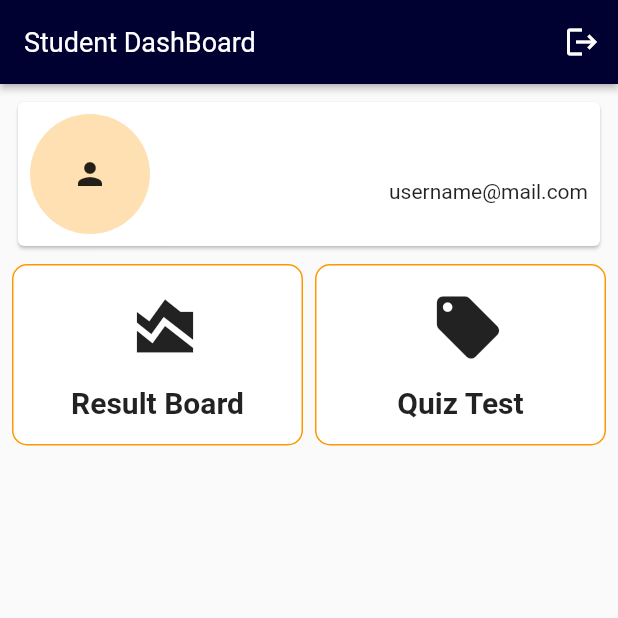
After one commit to arifxpartbd/my-quiz-app, a Flutter app: the StudentDashboard screen opened directly, on a phone screen of 412 x 824 dp, the top half of it. The commit adds this screen. Run offline on Flutter 3.47's test engine with Material 2 defaults, Android fonts, the phone set to English and light mode, and no system bars; our stand-ins replace cloud_firestore, firebase_auth, firebase_core; accounts and stored records are empty.

Commit message:
result page submit page all ook

```diff
--- a/lib/screens/sign_up_screen.dart
+++ b/lib/screens/sign_up_screen.dart
@@ -1,7 +1,7 @@
 
 import 'package:cloud_firestore/cloud_firestore.dart';
 import 'package:flutter/material.dart';
-import 'package:quizapp/screens/home_screen.dart';
+import 'package:quizapp/screens/student_dashboard.dart';
 import 'package:quizapp/widges/my_app_button.dart';
 import 'package:quizapp/widges/my_text_field_widget.dart';
 import 'package:firebase_auth/firebase_auth.dart';
@@ -125,7 +125,7 @@ class _SignUpPageState extends State<SignUpPage> {
 
                   if(mounted){
                     Navigator.pushAndRemoveUntil(context, MaterialPageRoute(builder: (context){
-                      return const HomeScreen();
+                      return const StudentDashboard();
                     }), (route) => false);
                   }
                 }
--- /dev/null
+++ b/lib/screens/student_dashboard.dart
@@ -0,0 +1,156 @@
+import 'package:firebase_auth/firebase_auth.dart';
+import 'package:flutter/material.dart';
+import 'package:quizapp/screens/add_quiz_screen.dart';
+import 'package:quizapp/screens/quiz_test_page.dart';
+import 'package:quizapp/screens/login_screen.dart';
+import 'package:quizapp/screens/result_board.dart';
+import 'package:quizapp/utils/myStyle.dart';
+import '../widges/home_card_button.dart';
+
+class StudentDashboard extends StatefulWidget {
+  const StudentDashboard({Key? key}) : super(key: key);
+
+  //final User? user;
+
+  @override
+  State<StudentDashboard> createState() => _StudentDashboardState();
+}
+
+class _StudentDashboardState extends State<StudentDashboard> {
+
+  User? currentUser;
+
+  @override
+  void initState() {
+    // TODO: implement initState
+    super.initState();
+    FirebaseAuth.instance.authStateChanges().listen((User? user) {
+      setState(() {
+        currentUser = user;
+      });
+    });
+  }
+
+  Future<void> signOut() async {
+    try {
+      await FirebaseAuth.instance.signOut().then((value){
+        Navigator.pushAndRemoveUntil(context, MaterialPageRoute(builder: (context){
+          return const LoginScreen();
+        }), (route) => false);
+      });
+      // Perform any additional actions after sign out
+      print('Sign out successful');
+    } catch (e) {
+      // Handle sign out errors
+      print('Sign out error: $e');
+    }
+  }
+
+
+  @override
+  Widget build(BuildContext context) {
+    return Scaffold(
+      appBar: AppBar(
+        title: const Text("Student DashBoard"),
+        actions: [
+          IconButton(onPressed: (){
+            signOut();
+          }, icon: const Icon(Icons.logout))
+        ],
+      ),
+      body: ListView(
+        padding: const EdgeInsets.all(8),
+        children: [
+          Card(
+            child: Padding(
+              padding: const EdgeInsets.all(8.0),
+              child: Row(
+                mainAxisAlignment: MainAxisAlignment.spaceBetween,
+                children: [
+                  const CircleAvatar(
+                      radius: 40,
+                      child: Icon(Icons.person)),
+                  Column(
+                    crossAxisAlignment: CrossAxisAlignment.end,
+                    children: [
+                      Text(currentUser?.email.toString()??"User Name",style: MyStyle.subTitleStyle(),),
+                      const Text("username@mail.com")
+                    ],
+                  )
+                ],
+              ),
+            ),
+          ),
+          const SizedBox(height: 8,),
+
+          //this row for teacher
+          // Row(
+          //   children: [
+          //     Expanded(
+          //       flex: 1,
+          //       child: HomeCardButton(
+          //         iconData: Icons.area_chart,
+          //         onTap: (){
+          //
+          //           Navigator.push(context, MaterialPageRoute(builder: (context){
+          //             return const AddQuizScreen();
+          //           }));
+          //         },
+          //         cardText: "Add Quiz",
+          //       ),
+          //     ),
+          //     const SizedBox(width: 8,),
+          //     Expanded(
+          //       flex: 1,
+          //       child: HomeCardButton(
+          //         iconData: Icons.local_offer,
+          //         onTap: (){
+          //           Navigator.push(context, MaterialPageRoute(builder: (context){
+          //             return ResultBoardScreen();
+          //           }));
+          //         },
+          //         cardText: "View Result",
+          //       ),
+          //     ),
+          //
+          //
+          //
+          //   ],
+          // ),
+          // const SizedBox(height: 8,),
+
+          //this row for student
+          Row(
+            children: [
+              Expanded(
+                flex: 1,
+                child: HomeCardButton(
+                  iconData: Icons.area_chart,
+                  onTap: (){
+                    Navigator.push(context, MaterialPageRoute(builder: (context){
+                      return ResultBoardScreen();
+                    }));
+                  },
+                  cardText: "Result Board",
+                ),
+              ),
+              const SizedBox(width: 8,),
+              Expanded(
+                flex: 1,
+                child: HomeCardButton(
+                  iconData: Icons.local_offer,
+                  onTap: (){
+                    Navigator.push(context, MaterialPageRoute(builder: (context){
+                      return const QuizTestPage();
+                    }));
+                  },
+                  cardText: "Quiz Test",
+                ),
+              ),
+            ],
+          ),
+        ],
+      ),
+    );
+  }
+}
--- a/lib/utils/constants.dart
+++ b/lib/utils/constants.dart
@@ -3,8 +3,8 @@ import 'package:flutter/material.dart';
 
 const Color correct = Color(0xFF48DE31);
 
-const Color incorrect = Color(0xFFAB3232);
+const Color incorrect = Colors.red;
 
 const Color neutral = Color(0xFFE7E7E7);
 
-const Color background = Colors.orange;
+const Color background = Color(0xFF000031);
--- a/lib/widges/my_app_button.dart
+++ b/lib/widges/my_app_button.dart
@@ -1,4 +1,5 @@
 import 'package:flutter/material.dart';
+import 'package:quizapp/utils/constants.dart';
 class MyAppButton extends StatelessWidget {
    MyAppButton({
     super.key, required this.buttonText,
@@ -11,9 +12,9 @@ class MyAppButton extends StatelessWidget {
     return ElevatedButton(
       onPressed: onTab,
       style: ElevatedButton.styleFrom(
-        backgroundColor: Colors.orange,
+        backgroundColor: background,
       ),
-        child: Text(buttonText),
+        child: Text(buttonText,style: TextStyle(color: Colors.white),),
     );
   }
 }
```
Also changed, not shown: lib/main.dart (+14 -5 lines), lib/models/quiz_form_model.dart (+9 -0 lines), lib/screens/add_quiz_screen.dart (+36 -7 lines), lib/screens/login_screen.dart (+31 -24 lines), lib/screens/quiz_form_screen.dart (+14 -10 lines), lib/screens/quiz_test_page.dart (+38 -3 lines), lib/screens/result_board.dart (added, +45 -0 lines), lib/screens/teacher_dashboard.dart (renamed from lib/screens/home_screen.dart, +47 -40 lines), lib/widges/result_box.dart (+22 -8 lines).
